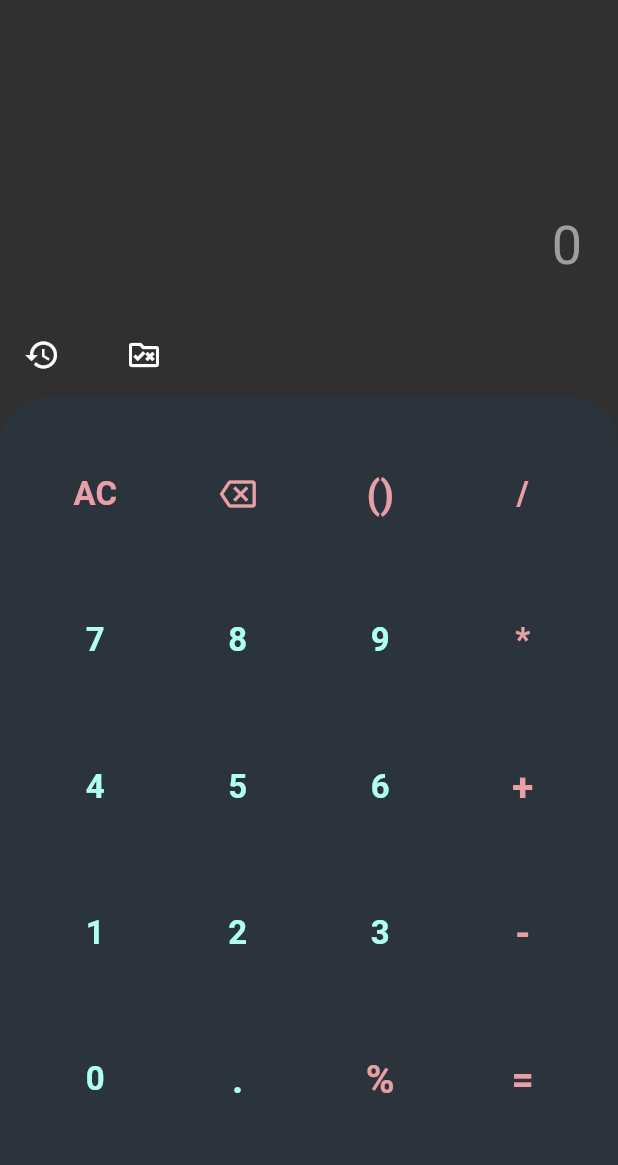
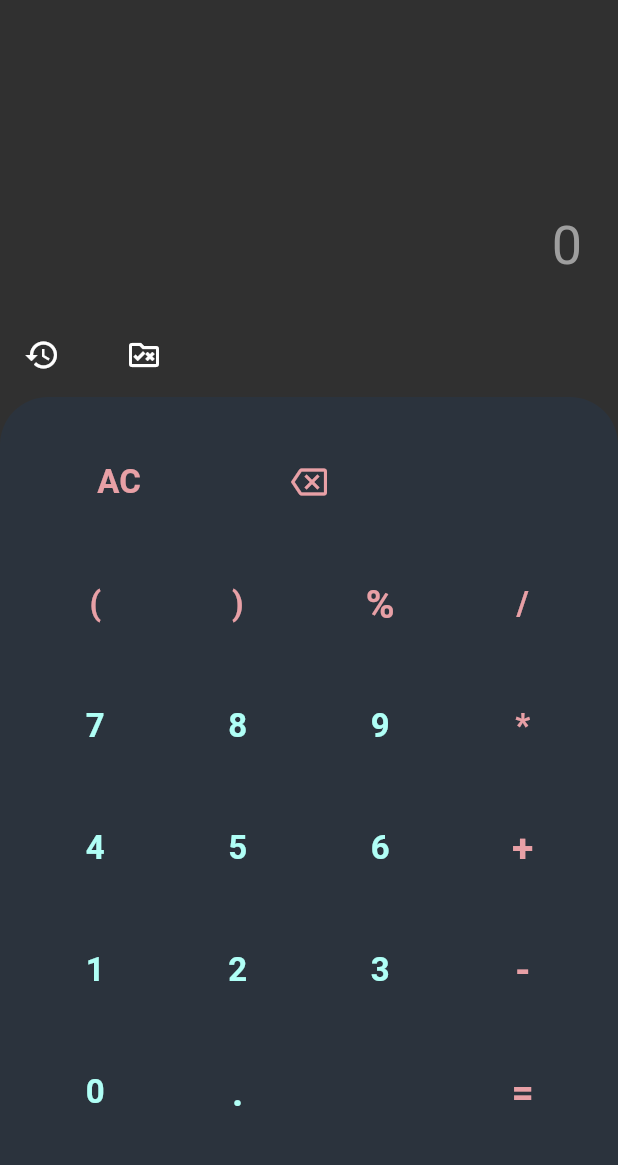
Before and after one commit to DoomHopes/calculator, a Flutter app: the screen it shows after launch, on a phone screen of 412 x 824 dp, the part 59-1224 px from its top. Run offline on Flutter 3.47's test engine with Material 2 defaults, Android fonts, the phone set to English and light mode, and no system bars; our stand-ins replace flutter_riverpod; missing offline and left inert: function_tree.

Commit message:
some change

```diff
--- a/lib/application/calculate_notifier.dart
+++ b/lib/application/calculate_notifier.dart
@@ -7,6 +7,8 @@ enum Operations {
   divide,
   multiply,
   percent,
+  leftBracket,
+  rightBracket,
 }
 
 class CalculateNotifier extends ChangeNotifier {
@@ -20,6 +22,8 @@ class CalculateNotifier extends ChangeNotifier {
     '*': Operations.multiply,
     '/': Operations.divide,
     '%': Operations.percent,
+    '(': Operations.leftBracket,
+    ')': Operations.rightBracket,
   };
 
   void onClick(String symbol) {
--- a/lib/presentation/pages/home_page.dart
+++ b/lib/presentation/pages/home_page.dart
@@ -66,11 +66,12 @@ Widget buildButtons(BuildContext context) => Scaffold(
         ),
         child: Column(
           children: <Widget>[
-            buildButtonRow(context, 'AC', '<', '()', '/'),
+            buildButtonRow(context, 'AC', '<', '', ''),
+            buildButtonRow(context, '(', ')', '%', '/'),
             buildButtonRow(context, '7', '8', '9', '*'),
             buildButtonRow(context, '4', '5', '6', '+'),
             buildButtonRow(context, '1', '2', '3', '-'),
-            buildButtonRow(context, '0', '.', '%', '='),
+            buildButtonRow(context, '0', '.', '', '='),
           ],
         ),
       ),
--- a/lib/presentation/widgets/button_widget.dart
+++ b/lib/presentation/widgets/button_widget.dart
@@ -5,13 +5,11 @@ import 'package:flutter/material.dart';
 class ButtonWidget extends StatelessWidget {
   final String text;
   final VoidCallback onClicked;
-  //final VoidCallback onClickedLong;
 
   const ButtonWidget({
     Key? key,
     required this.text,
     required this.onClicked,
-    //required this.onClickedLong,
   }) : super(key: key);
 
   @override
@@ -30,7 +28,6 @@ class ButtonWidget extends StatelessWidget {
         margin: const EdgeInsets.all(6),
         child: ElevatedButton(
           onPressed: onClicked,
-          //onLongPress: onClickedLong,
           style: ElevatedButton.styleFrom(
             primary: MyColors.backgroung1,
             elevation: 0,
@@ -54,7 +51,8 @@ class ButtonWidget extends StatelessWidget {
       case '/':
       case '=':
       case '%':
-      case '()':
+      case '(':
+      case ')':
         return MyColors.buttonIconColor2;
       case 'AC':
       case '<':
```
